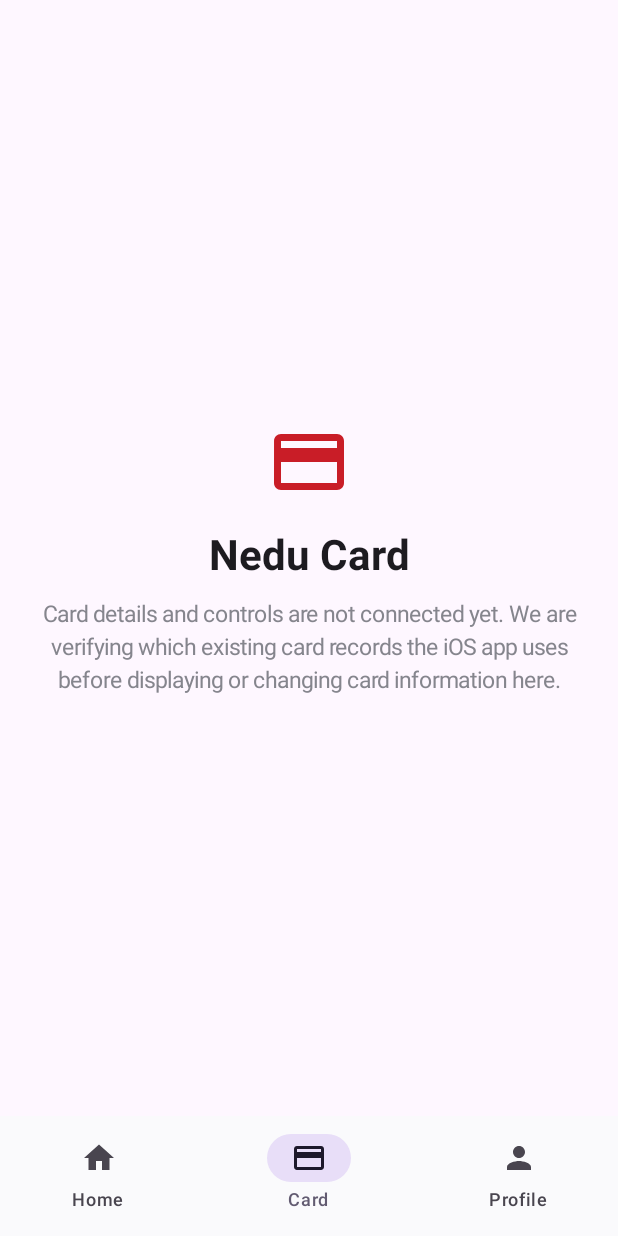
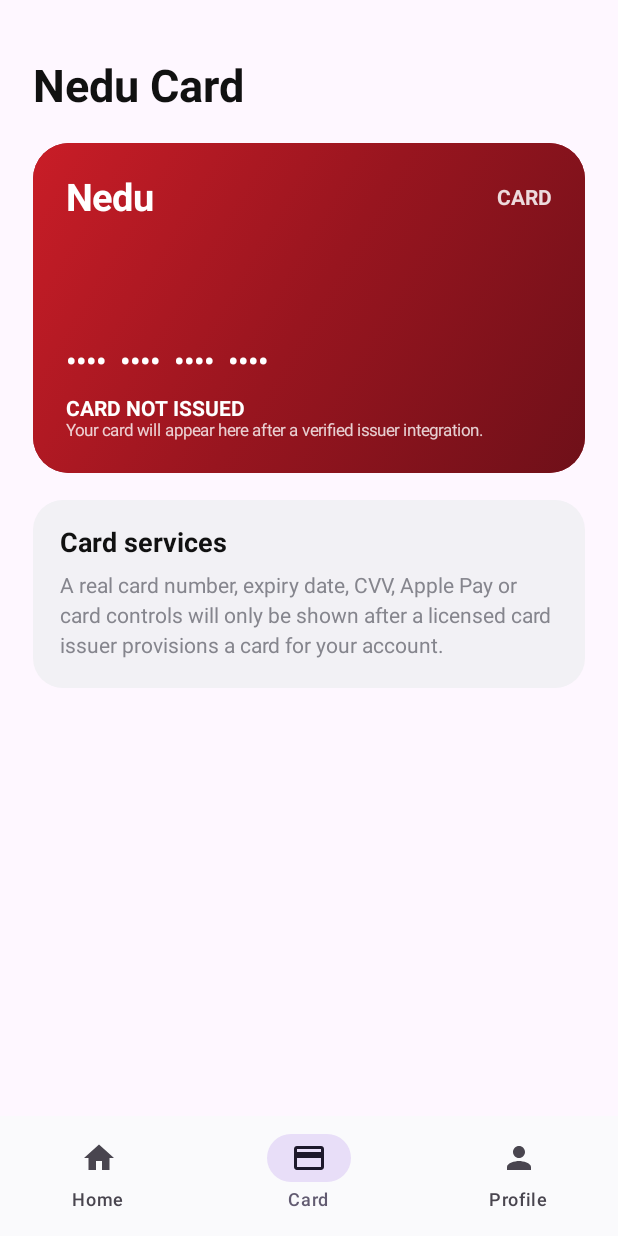
Before and after one commit to Edubrazil500/Nedu-Wallet-Android, an Android app built with Jetpack Compose: the composable CardScreen shown on its own in the app's theme, on a phone screen of 412 x 824 dp. Run offline under Robolectric (Android 15) with nearby library versions, the phone set to English and light mode, and no system bars; 5 statements that could not run were skipped.

Commit message:
Polish card screen without displaying fabricated card credentials

```diff
--- a/NeduWallet-Android/app/src/main/java/com/nedu/wallet/MainActivity.kt
+++ b/NeduWallet-Android/app/src/main/java/com/nedu/wallet/MainActivity.kt
@@ -478,22 +478,34 @@ fun WalletDetailScreen(wallet: WalletBalance, hidden: Boolean, onBack: () -> Uni
 @Composable
 fun CardScreen(onNavigate: (String) -> Unit) {
     Scaffold(bottomBar = { BottomBar("card", onNavigate) }) { padding ->
-        Column(
-            Modifier.fillMaxSize().padding(padding).padding(22.dp),
-            verticalArrangement = Arrangement.Center,
-            horizontalAlignment = Alignment.CenterHorizontally
-        ) {
-            Icon(Icons.Default.CreditCard, null, tint = NeduRed, modifier = Modifier.size(56.dp))
+        Column(Modifier.fillMaxSize().padding(padding).verticalScroll(rememberScrollState()).padding(22.dp)) {
             Spacer(Modifier.height(18.dp))
-            Text("Nedu Card", fontSize = 28.sp, fontWeight = FontWeight.Bold)
-            Spacer(Modifier.height(12.dp))
-            Text(
-                "Card details and controls are not connected yet. We are verifying which existing card records the iOS app uses before displaying or changing card information here.",
-                color = Muted,
-                textAlign = TextAlign.Center,
-                fontSize = 15.sp,
-                lineHeight = 22.sp
-            )
+            Text("Nedu Card", fontSize = 30.sp, fontWeight = FontWeight.Bold, color = Ink)
+            Spacer(Modifier.height(20.dp))
+            Card(Modifier.fillMaxWidth().height(220.dp), shape = RoundedCornerShape(24.dp), colors = CardDefaults.cardColors(containerColor = DeepRed)) {
+                Box(Modifier.fillMaxSize().background(Brush.linearGradient(listOf(NeduRed, DeepRed, Color(0xFF6F1019)))).padding(22.dp)) {
+                    Column(Modifier.fillMaxSize(), verticalArrangement = Arrangement.SpaceBetween) {
+                        Row(Modifier.fillMaxWidth(), horizontalArrangement = Arrangement.SpaceBetween, verticalAlignment = Alignment.CenterVertically) {
+                            Text("Nedu", color = Color.White, fontSize = 25.sp, fontWeight = FontWeight.Bold)
+                            Text("CARD", color = Color.White.copy(.85f), fontSize = 14.sp, fontWeight = FontWeight.Bold)
+                        }
+                        Column {
+                            Text("••••  ••••  ••••  ••••", color = Color.White, fontSize = 20.sp, fontWeight = FontWeight.Medium)
+                            Spacer(Modifier.height(12.dp))
+                            Text("CARD NOT ISSUED", color = Color.White, fontSize = 14.sp, fontWeight = FontWeight.Bold)
+                            Text("Your card will appear here after a verified issuer integration.", color = Color.White.copy(.8f), fontSize = 11.sp)
+                        }
+                    }
+                }
+            }
+            Spacer(Modifier.height(18.dp))
+            Card(Modifier.fillMaxWidth(), shape = RoundedCornerShape(20.dp), colors = CardDefaults.cardColors(containerColor = Soft)) {
+                Column(Modifier.padding(18.dp)) {
+                    Text("Card services", fontSize = 18.sp, fontWeight = FontWeight.Bold, color = Ink)
+                    Spacer(Modifier.height(8.dp))
+                    Text("A real card number, expiry date, CVV, Apple Pay or card controls will only be shown after a licensed card issuer provisions a card for your account.", color = Muted, fontSize = 14.sp, lineHeight = 20.sp)
+                }
+            }
         }
     }
 }
```
